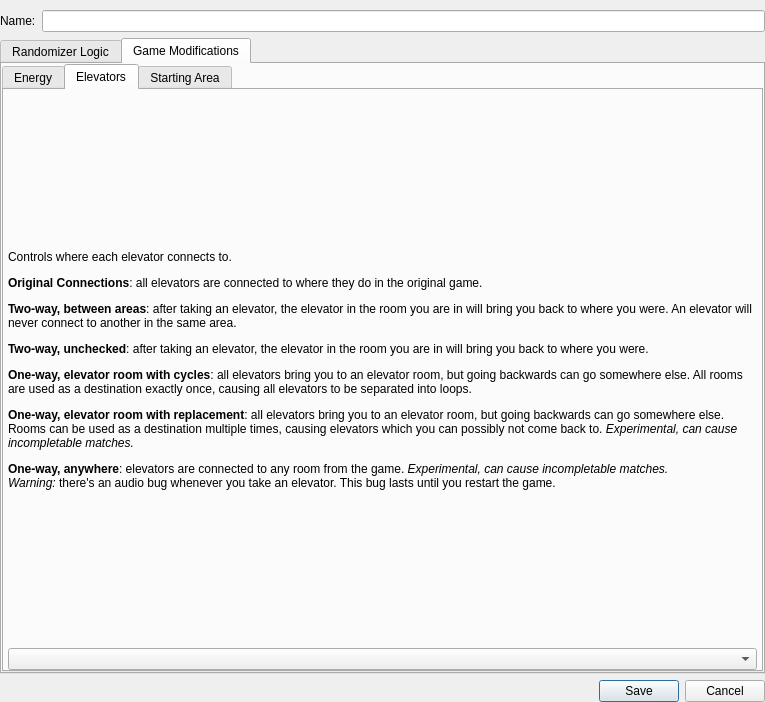
Old version of the form randovania/gui/ui_files/logic_settings_window.ui in the repository randovania/randovania.
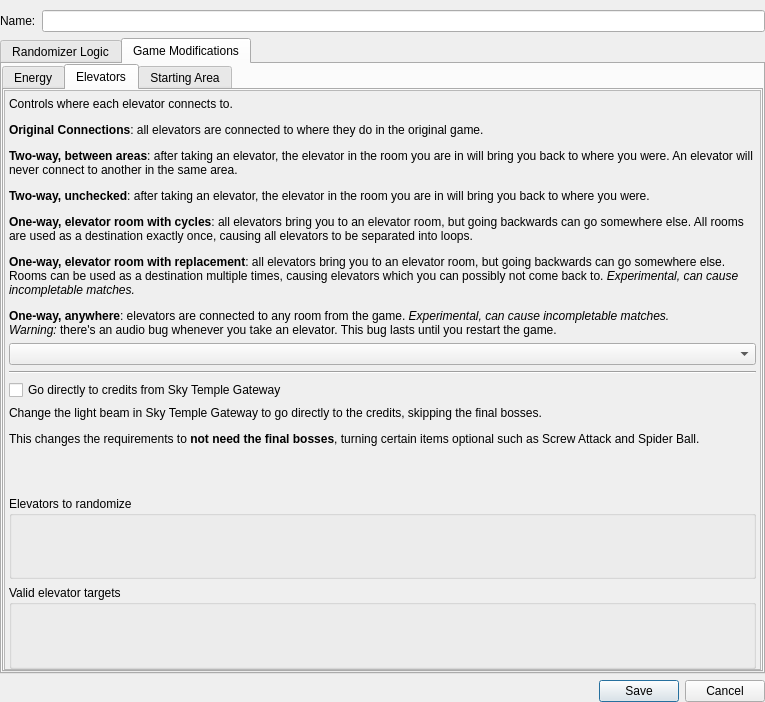
New version of the form. The open tabs and pages were chosen to show the change.

Commit message:
Advanced elevator customization
* Select which elevators can be randomized.
* Select possible destinations for *One-way, anywhere*.
* Randomize Sky Temple Gateway, Aerie Access and Aerie elevators.

```diff
--- a/randovania/gui/ui_files/logic_settings_window.ui
+++ b/randovania/gui/ui_files/logic_settings_window.ui
@@ -665,32 +665,138 @@
           <attribute name="title">
            <string>Elevators</string>
           </attribute>
-          <layout class="QVBoxLayout" name="elevator_layout">
+          <layout class="QVBoxLayout" name="elevator_parent_layout">
            <property name="leftMargin">
-            <number>4</number>
+            <number>0</number>
            </property>
            <property name="topMargin">
-            <number>8</number>
+            <number>0</number>
            </property>
            <property name="rightMargin">
-            <number>4</number>
+            <number>0</number>
            </property>
            <property name="bottomMargin">
             <number>0</number>
            </property>
            <item>
-            <widget class="QLabel" name="elevators_description_label">
-             <property name="text">
-              <string>&lt;html&gt;&lt;head/&gt;&lt;body&gt;&lt;p&gt;Controls where each elevator connects to.&lt;/p&gt;&lt;p&gt;&lt;span style=&quot; font-weight:600;&quot;&gt;Original Connections&lt;/span&gt;: all elevators are connected to where they do in the original game.&lt;/p&gt;&lt;p&gt;&lt;span style=&quot; font-weight:600;&quot;&gt;Two-way, between areas&lt;/span&gt;: after taking an elevator, the elevator in the room you are in will bring you back to where you were. An elevator will never connect to another in the same area.&lt;/p&gt;&lt;p&gt;&lt;span style=&quot; font-weight:600;&quot;&gt;Two-way, unchecked&lt;/span&gt;: after taking an elevator, the elevator in the room you are in will bring you back to where you were.&lt;/p&gt;&lt;p&gt;&lt;span style=&quot; font-weight:600;&quot;&gt;One-way, elevator room with cycles&lt;/span&gt;: all elevators bring you to an elevator room, but going backwards can go somewhere else. All rooms are used as a destination exactly once, causing all elevators to be separated into loops.&lt;/p&gt;&lt;p&gt;&lt;span style=&quot; font-weight:600;&quot;&gt;One-way, elevator room with replacement&lt;/span&gt;: all elevators bring you to an elevator room, but going backwards can go somewhere else. Rooms can be used as a destination multiple times, causing elevators which you can possibly not come back to.&lt;span style=&quot; font-style:italic;&quot;&gt; Experimental, can cause incompletable matches.&lt;/span&gt;&lt;/p&gt;&lt;p&gt;&lt;span style=&quot; font-weight:600;&quot;&gt;One-way, anywhere&lt;/span&gt;: elevators are connected to any room from the game. &lt;span style=&quot; font-style:italic;&quot;&gt;Experimental, can cause incompletable matches.&lt;/span&gt;&lt;br/&gt;&lt;span style=&quot; font-style:italic;&quot;&gt;Warning:&lt;/span&gt; there's an audio bug whenever you take an elevator. This bug lasts until you restart the game.&lt;/p&gt;&lt;/body&gt;&lt;/html&gt;</string>
-             </property>
-             <property name="wordWrap">
+            <widget class="QScrollArea" name="elevator_scroll_area">
+             <property name="widgetResizable">
               <bool>true</bool>
              </property>
+             <widget class="QWidget" name="elevator_scroll_area_contents">
+              <property name="geometry">
+               <rect>
+                <x>0</x>
+                <y>0</y>
+                <width>755</width>
+                <height>557</height>
+               </rect>
+              </property>
+              <layout class="QVBoxLayout" name="elevator_layout">
+               <property name="leftMargin">
+                <number>4</number>
+               </property>
+               <property name="topMargin">
+                <number>6</number>
+               </property>
+               <property name="rightMargin">
+                <number>4</number>
+               </property>
+               <property name="bottomMargin">
+                <number>0</number>
+               </property>
+               <item>
+                <widget class="QLabel" name="elevators_description_label">
+                 <property name="text">
+                  <string>&lt;html&gt;&lt;head/&gt;&lt;body&gt;&lt;p&gt;Controls where each elevator connects to.&lt;/p&gt;&lt;p&gt;&lt;span style=&quot; font-weight:600;&quot;&gt;Original Connections&lt;/span&gt;: all elevators are connected to where they do in the original game.&lt;/p&gt;&lt;p&gt;&lt;span style=&quot; font-weight:600;&quot;&gt;Two-way, between areas&lt;/span&gt;: after taking an elevator, the elevator in the room you are in will bring you back to where you were. An elevator will never connect to another in the same area.&lt;/p&gt;&lt;p&gt;&lt;span style=&quot; font-weight:600;&quot;&gt;Two-way, unchecked&lt;/span&gt;: after taking an elevator, the elevator in the room you are in will bring you back to where you were.&lt;/p&gt;&lt;p&gt;&lt;span style=&quot; font-weight:600;&quot;&gt;One-way, elevator room with cycles&lt;/span&gt;: all elevators bring you to an elevator room, but going backwards can go somewhere else. All rooms are used as a destination exactly once, causing all elevators to be separated into loops.&lt;/p&gt;&lt;p&gt;&lt;span style=&quot; font-weight:600;&quot;&gt;One-way, elevator room with replacement&lt;/span&gt;: all elevators bring you to an elevator room, but going backwards can go somewhere else. Rooms can be used as a destination multiple times, causing elevators which you can possibly not come back to.&lt;span style=&quot; font-style:italic;&quot;&gt; Experimental, can cause incompletable matches.&lt;/span&gt;&lt;/p&gt;&lt;p&gt;&lt;span style=&quot; font-weight:600;&quot;&gt;One-way, anywhere&lt;/span&gt;: elevators are connected to any room from the game. &lt;span style=&quot; font-style:italic;&quot;&gt;Experimental, can cause incompletable matches.&lt;/span&gt;&lt;br/&gt;&lt;span style=&quot; font-style:italic;&quot;&gt;Warning:&lt;/span&gt; there's an audio bug whenever you take an elevator. This bug lasts until you restart the game.&lt;/p&gt;&lt;/body&gt;&lt;/html&gt;</string>
+                 </property>
+                 <property name="wordWrap">
+                  <bool>true</bool>
+                 </property>
+                </widget>
+               </item>
+               <item>
+                <widget class="QComboBox" name="elevators_combo"/>
+               </item>
+               <item>
+                <widget class="Line" name="line_2">
+                 <property name="orientation">
+                  <enum>Qt::Horizontal</enum>
+                 </property>
+                </widget>
+               </item>
+               <item>
+                <widget class="QCheckBox" name="skip_final_bosses_check">
+                 <property name="text">
+                  <string>Go directly to credits from Sky Temple Gateway</string>
+                 </property>
+                </widget>
+               </item>
+               <item>
+                <widget class="QLabel" name="skip_final_bosses_label">
+                 <property name="text">
+                  <string>&lt;html&gt;&lt;head/&gt;&lt;body&gt;&lt;p&gt;Change the light beam in Sky Temple Gateway to go directly to the credits, skipping the final bosses.&lt;/p&gt;&lt;p&gt;This changes the requirements to &lt;span style=&quot; font-weight:600;&quot;&gt;not need the final bosses&lt;/span&gt;, turning certain items optional such as Screw Attack and Spider Ball.&lt;/p&gt;&lt;/body&gt;&lt;/html&gt;</string>
+                 </property>
+                 <property name="alignment">
+                  <set>Qt::AlignLeading|Qt::AlignLeft|Qt::AlignTop</set>
+                 </property>
+                 <property name="wordWrap">
+                  <bool>true</bool>
+                 </property>
+                </widget>
+               </item>
+               <item>
+                <widget class="QGroupBox" name="elevators_source_group">
+                 <property name="title">
+                  <string>Elevators to randomize</string>
+                 </property>
+                 <layout class="QGridLayout" name="elevators_source_layout">
+                  <property name="leftMargin">
+                   <number>1</number>
+                  </property>
+                  <property name="topMargin">
+                   <number>1</number>
+                  </property>
+                  <property name="rightMargin">
+                   <number>1</number>
+                  </property>
+                  <property name="bottomMargin">
+                   <number>1</number>
+                  </property>
+                  <property name="spacing">
+                   <number>3</number>
+                  </property>
+                 </layout>
+                </widget>
+               </item>
+               <item>
+                <widget class="QGroupBox" name="elevators_target_group">
+                 <property name="title">
+                  <string>Valid elevator targets</string>
+                 </property>
+                 <layout class="QGridLayout" name="elevators_target_layout">
+                  <property name="leftMargin">
+                   <number>1</number>
+                  </property>
+                  <property name="topMargin">
+                   <number>1</number>
+                  </property>
+                  <property name="rightMargin">
+                   <number>1</number>
+                  </property>
+                  <property name="bottomMargin">
+                   <number>1</number>
+                  </property>
+                  <property name="spacing">
+                   <number>3</number>
+                  </property>
+                 </layout>
+                </widget>
+               </item>
+              </layout>
+             </widget>
             </widget>
            </item>
-           <item>
-            <widget class="QComboBox" name="elevators_combo"/>
-           </item>
           </layout>
          </widget>
          <widget class="QWidget" name="starting_area_tab">
```
Left out of the diff: 6 changed lines with no effect on the pictures. The commit also changes 30 other files.
